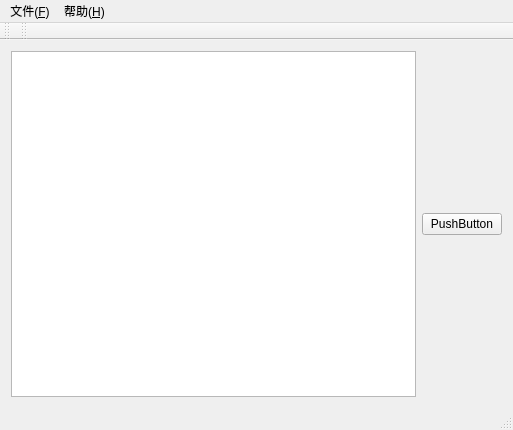
Before: the Qt Designer form updateDemo/mainwindow.ui in guhanjie/streetcar, drawn with Qt 5.
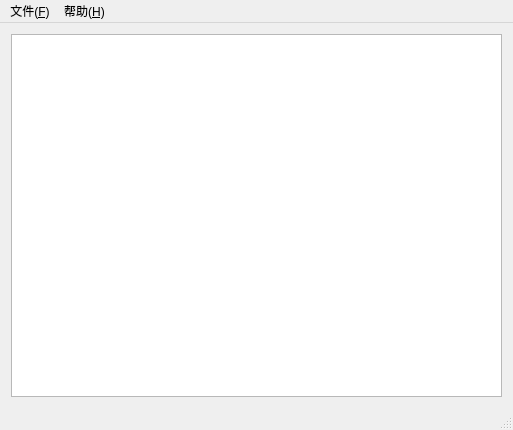
After: the same form once the commit is applied.

```diff
--- a/updateDemo/mainwindow.ui
+++ b/updateDemo/mainwindow.ui
@@ -17,17 +17,10 @@
    <bool>false</bool>
   </property>
   <widget class="QWidget" name="centralWidget">
-   <layout class="QHBoxLayout" name="horizontalLayout">
-    <item>
+   <layout class="QGridLayout" name="gridLayout">
+    <item row="0" column="0">
      <widget class="QTextBrowser" name="textBrowser"/>
     </item>
-    <item>
-     <widget class="QPushButton" name="pushButton">
-      <property name="text">
-       <string>PushButton</string>
-      </property>
-     </widget>
-    </item>
    </layout>
   </widget>
   <widget class="QMenuBar" name="menuBar">
@@ -62,28 +55,16 @@
    <addaction name="menu_F"/>
    <addaction name="menu"/>
   </widget>
-  <widget class="QToolBar" name="mainToolBar">
-   <property name="enabled">
-    <bool>true</bool>
+  <widget class="QStatusBar" name="statusBar">
+   <property name="toolTip">
+    <string/>
    </property>
-   <attribute name="toolBarArea">
-    <enum>TopToolBarArea</enum>
-   </attribute>
-   <attribute name="toolBarBreak">
-    <bool>false</bool>
-   </attribute>
-  </widget>
-  <widget class="QStatusBar" name="statusBar"/>
-  <widget class="QToolBar" name="toolBar">
-   <property name="windowTitle">
-    <string>toolBar</string>
+   <property name="statusTip">
+    <string/>
    </property>
-   <attribute name="toolBarArea">
-    <enum>TopToolBarArea</enum>
-   </attribute>
-   <attribute name="toolBarBreak">
-    <bool>false</bool>
-   </attribute>
+   <property name="whatsThis">
+    <string/>
+   </property>
   </widget>
   <action name="action_O">
    <property name="enabled">
```
Left out of the diff: 1 changed line with no effect on the pictures.
